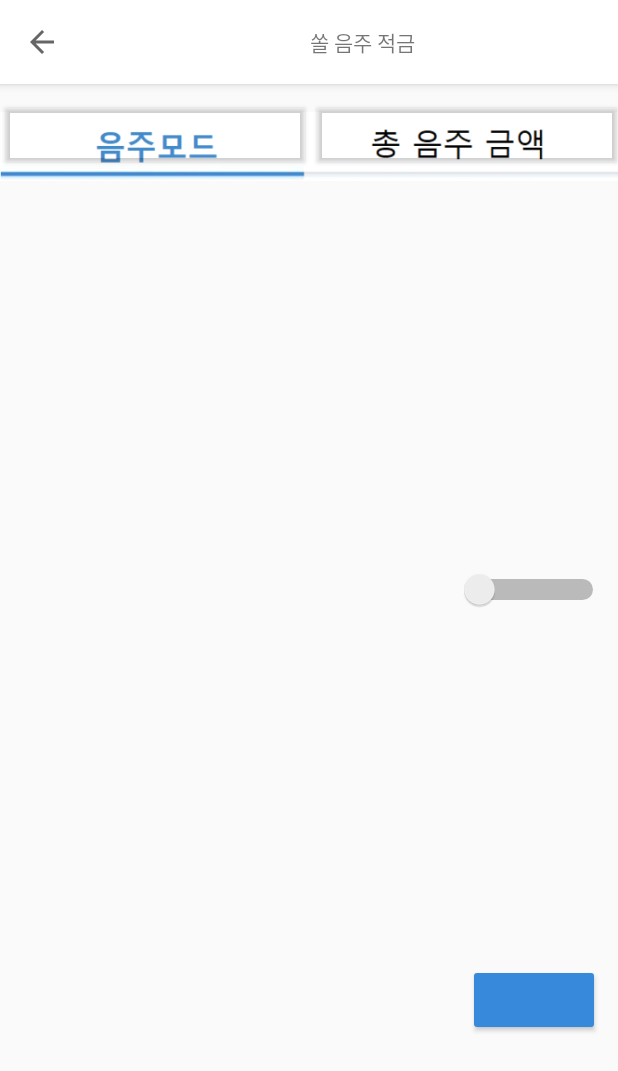
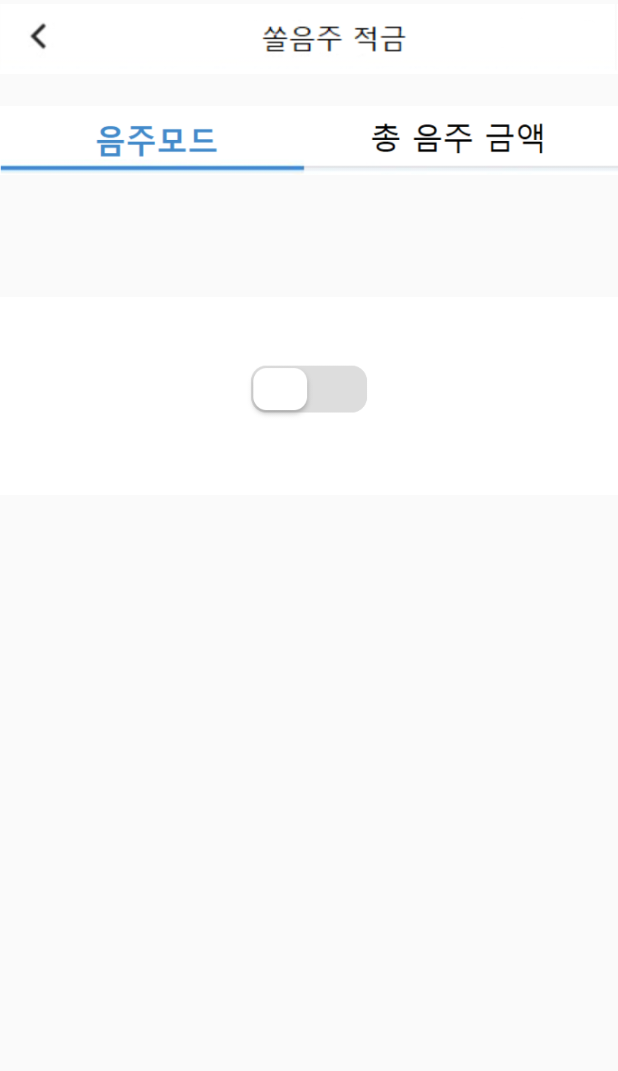
Before and after one commit to Tofu-Kimchi/Shinhan-Hackathon2019, an Android app: the ModeActivity screen opened directly, with no data from a screen before it, on a phone screen of 412 x 824 dp. Shown: the top 1071 px of the screen. Run offline under Robolectric (Android 15) with nearby library versions, the phone set to English and light mode, and no system bars.

Commit message:
음주모드 끝

```diff
--- a/app/src/main/AndroidManifest.xml
+++ b/app/src/main/AndroidManifest.xml
@@ -24,7 +24,8 @@
         <activity android:name=".GaipActivity"></activity>
         <activity android:name=".ModeActivity"></activity>
         <activity android:name=".SumActivity"></activity>
-        <activity android:name=".WithDrawActivity"></activity>
+        <activity android:name=".WithdrawActivity"></activity>
+        <activity android:name=".MainActivity2"></activity>
     </application>
 
 </manifest>
--- a/app/src/main/java/com/khan/guu/a2019hackethonshinhan/MainActivity2.java
+++ b/app/src/main/java/com/khan/guu/a2019hackethonshinhan/MainActivity2.java
@@ -1,4 +1,14 @@
 package com.khan.guu.a2019hackethonshinhan;
 
-public class MainActivity2 {
+import android.app.Activity;
+import android.os.Bundle;
+import android.support.v7.app.AppCompatActivity;
+import android.widget.ImageView;
+
+public class MainActivity2 extends AppCompatActivity {
+
+    protected void onCreate(Bundle savedInstanceState) {
+        super.onCreate(savedInstanceState);
+        setContentView(R.layout.activity_mainn);
+    }
 }
--- a/app/src/main/java/com/khan/guu/a2019hackethonshinhan/ModeActivity.java
+++ b/app/src/main/java/com/khan/guu/a2019hackethonshinhan/ModeActivity.java
@@ -20,41 +20,34 @@ import android.widget.TextView;
 
 public class ModeActivity extends AppCompatActivity implements View.OnClickListener {
     ImageView iv1;
-    EditText et;
-    Switch s;
+    ImageView toggle;
+    LinearLayout lo;
+    ImageView before;
 
     @Override
     protected void onCreate(Bundle savedInstanceState) {
         super.onCreate(savedInstanceState);
         setContentView(R.layout.activity_mode);
 
-        setSupportActionBar((Toolbar) findViewById(R.id.toolbar));
-        //((TextView) findViewById(R.id.main_toolbar_title)).setText("쏠음주");
-        getSupportActionBar().setDisplayHomeAsUpEnabled(true);
-
-        et = findViewById(R.id.input);
-        s = findViewById(R.id.visibilitySwitch);
-        et.setVisibility(View.INVISIBLE);
-
         iv1 = (ImageView)findViewById(R.id.mode1_1);
         iv1.setOnClickListener(new ModeActivity.MyListener2());
 
+        toggle = (ImageView)findViewById(R.id.toggle);
+        toggle.setOnClickListener(new ModeActivity.MyListener3());
+        toggle.setImageResource(R.drawable.toggle_off);
+
+        lo = findViewById(R.id.lo);
+        lo.setOnClickListener(new ModeActivity.MyListener3());
+        lo.setVisibility(View.INVISIBLE);
+
+        before = findViewById(R.id.tab);
+        before.setOnClickListener(new ModeActivity.MyListener4());
 
         String url = "http://10.3.17.205:8000/api/total/get_mode/?user=user1";
         ContentValues _params = new ContentValues();
         NetworkTask networkTask = new NetworkTask(url, _params);
         networkTask.execute();
 
-        s.setOnCheckedChangeListener(new CompoundButton.OnCheckedChangeListener() {
-            public void onCheckedChanged(CompoundButton buttonView, boolean isChecked) {
-                // do something, the isChecked will be
-                // true if the switch is in the On position
-                if(isChecked)
-                    et.setVisibility(View.VISIBLE);
-                else
-                    et.setVisibility(View.INVISIBLE);
-            }
-        });
 
 //        ImageButton ImageButton_account_before = (ImageButton) findViewById(R.id.ImageButton_withdraw_before);
 //        ImageButton_account_before.setOnClickListener(this);
@@ -79,6 +72,32 @@ public class ModeActivity extends AppCompatActivity implements View.OnClickListe
         }
     }
 
+    class MyListener3 implements View.OnClickListener {
+
+        int flag = 0;
+        @Override
+        public void onClick(View v) {
+            if(flag == 0) {
+                toggle.setImageResource(R.drawable.toggle_on);
+                lo.setVisibility(View.VISIBLE);
+                flag =1;
+            } else {
+                toggle.setImageResource(R.drawable.toggle_off);
+                lo.setVisibility(View.INVISIBLE);
+                flag =0;
+            }
+
+        }
+    }
+
+    class MyListener4 implements View.OnClickListener {
+
+        @Override
+        public void onClick(View v) {
+            Intent itt = new Intent(getApplicationContext(), MainActivity2.class);
+            startActivity(itt);
+        }
+    }
 
 
     @Override
--- a/app/src/main/java/com/khan/guu/a2019hackethonshinhan/WithdrawActivity.java
+++ b/app/src/main/java/com/khan/guu/a2019hackethonshinhan/WithdrawActivity.java
@@ -28,4 +28,3 @@ public class WithdrawActivity extends Activity implements View.OnClickListener
             }
         }
     }
-}
--- a/app/src/main/res/layout/activity_mode.xml
+++ b/app/src/main/res/layout/activity_mode.xml
@@ -6,109 +6,46 @@
     xmlns:design="http://schemas.android.com/tools"
     android:orientation="vertical">
 
-    <android.support.design.widget.AppBarLayout
-        android:layout_width="match_parent"
-        android:layout_height="wrap_content">
-
-        <android.support.v7.widget.Toolbar
-            android:id="@+id/toolbar"
-            android:layout_width="match_parent"
-            android:layout_height="?attr/actionBarSize"
-            android:background="#FFFFFF">
-            <LinearLayout
-                android:id="@+id/main_toolbar_layout"
-                android:layout_width="match_parent"
-                android:layout_height="wrap_content"
-                android:gravity="center"
-                android:orientation="horizontal">
-
-                <TextView
-                    android:id="@+id/main_toolbar_title"
-                    android:layout_width="wrap_content"
-                    android:layout_height="wrap_content"
-                    android:text="쏠 음주 적금"/>
-            </LinearLayout>
-
-        </android.support.v7.widget.Toolbar>
-    </android.support.design.widget.AppBarLayout>
-
-    <RelativeLayout
+    <ImageView
         android:layout_width="match_parent"
         android:layout_height="wrap_content"
-        android:gravity="fill_horizontal"
-        >
+        android:src="@drawable/tab1"
+        android:id="@+id/tab" />
 
-        <ImageView
+    <ImageView
         android:layout_width="match_parent"
         android:layout_height="wrap_content"
         android:src="@drawable/mode1_1"
         android:id="@+id/mode1_1" />
 
-        <LinearLayout
-            android:layout_width="match_parent"
-            android:layout_height="wrap_content"
-            android:orientation="horizontal">
 
-            <LinearLayout
-                android:layout_width="wrap_content"
-                android:layout_height="wrap_content"
-                android:paddingTop="10dp">
-                <Button
-                    android:layout_width="207dp"
-                    android:layout_height="match_parent"
-                    android:backgroundTint="#00000000"/>
-            </LinearLayout>
-
-            <LinearLayout
-                android:layout_width="wrap_content"
-                android:layout_height="wrap_content"
-                android:paddingTop="10dp">
-
-                <Button
-                    android:layout_width="207dp"
-                    android:layout_height="wrap_content"
-                    android:backgroundTint="#00000000"/>
-            </LinearLayout>
-        </LinearLayout>
-    </RelativeLayout>
+    <ImageView
+        android:layout_width="match_parent"
+        android:layout_height="wrap_content"
+        android:id="@+id/toggle" />
 
     <LinearLayout
         android:layout_width="match_parent"
-        android:layout_height="match_parent"
-        android:orientation="vertical"
-        android:layout_gravity="center"
-        android:gravity="center"
-        android:id="@+id/mode1_layout">
-
-        <Switch
-            android:id="@+id/visibilitySwitch"
-            android:layout_height="100dp"
-            android:layout_width="100dp"
-            android:switchMinWidth="100dp"
-            android:switchPadding="20dp"
-            android:layout_marginLeft="150dp"
-            android:layout_marginTop="70dp"
-            app:layout_constraintLeft_toLeftOf="parent"
-            app:layout_constraintRight_toRightOf="parent"
-            app:layout_constraintTop_toTopOf="parent" />
-
+        android:layout_height="wrap_content"
+        android:orientation="horizontal"
+        android:backgroundTint="#00000000"
+        android:paddingTop="100dp"
+        android:id="@+id/lo">
 
         <EditText
-            android:layout_width="100dp"
-            android:layout_height="100dp"
-            android:id="@+id/input"
-            android:layout_marginLeft="150dp"
-            android:layout_marginTop="100dp" />
+            android:layout_width="wrap_content"
+            android:layout_height="wrap_content"
+            android:hint="           한도를 입력하세요                                                                              "/>
 
         <Button
             android:layout_width="wrap_content"
             android:layout_height="wrap_content"
-            android:id="@+id/add"
-            android:layout_marginLeft="150dp"
+            android:text="save"
             android:backgroundTint="#ff3789db"
             />
 
-
     </LinearLayout>
 
+
+
 </LinearLayout>
```
Also changed, not shown: app/src/main/res/drawable/toggle_off.PNG, app/src/main/res/drawable/toggle_on.PNG.
